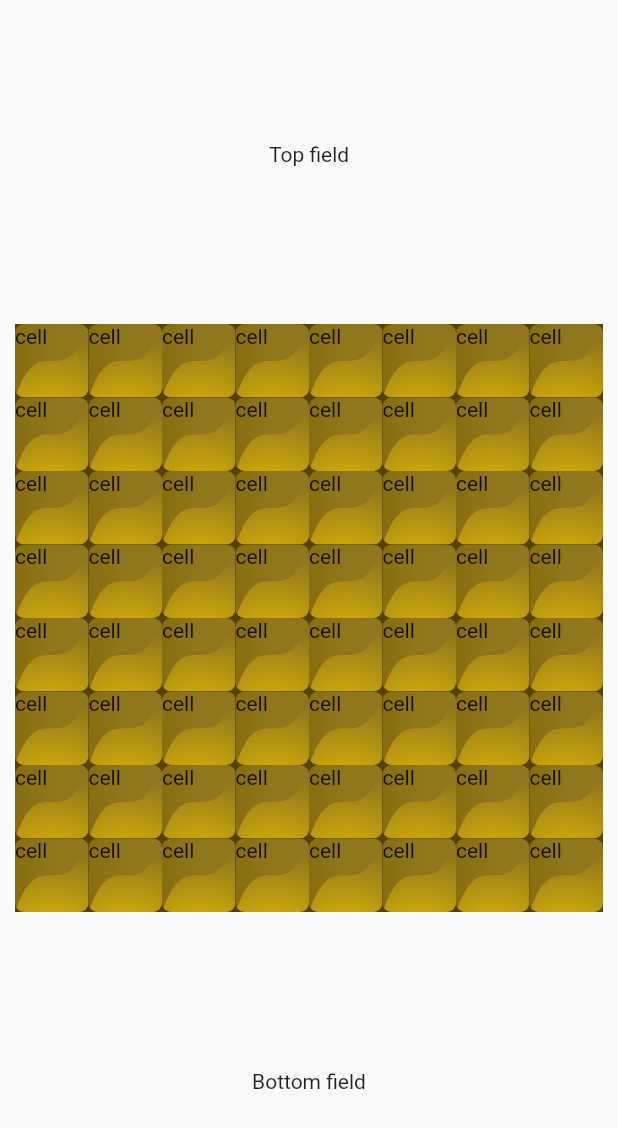
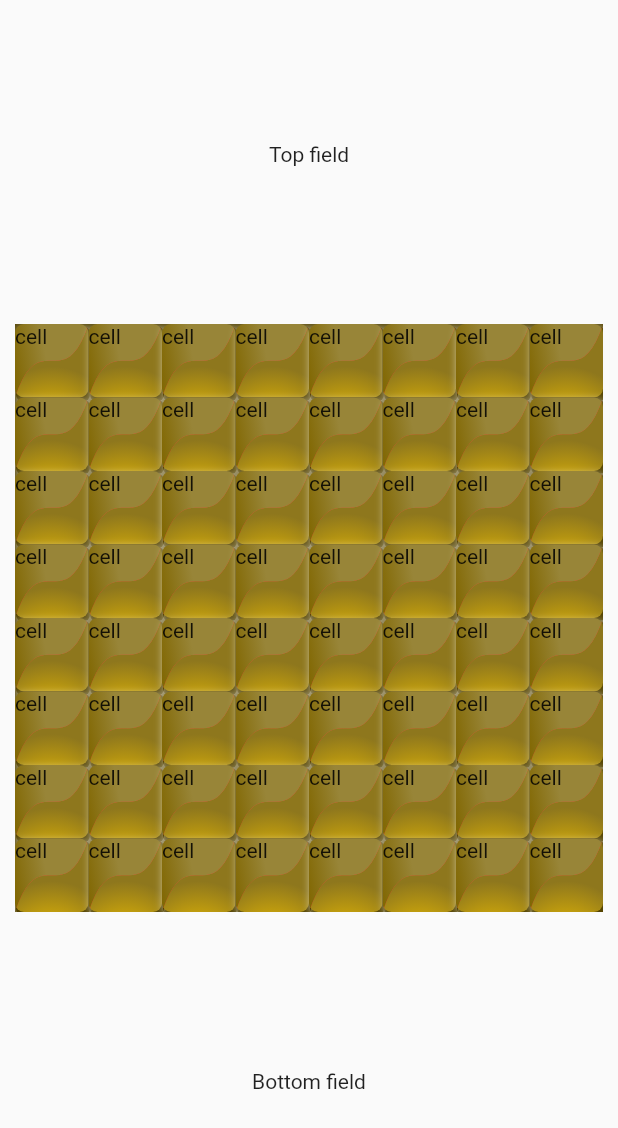
Before and after one commit to Anonymous747/chess_rps, a Flutter app: the screen it shows after launch, after a tap on "Normal Mode", on a phone screen of 412 x 824 dp. Shown: the top 1128 px of the screen. Run offline on Flutter 3.47's test engine with Material 2 defaults, Android fonts, the phone set to English and light mode, and no system bars.

Commit message:
Background for dark cell

```diff
--- a/lib/common/palette.dart
+++ b/lib/common/palette.dart
@@ -2,6 +2,7 @@ import 'package:flutter/material.dart';
 
 class Palette {
   static const yellow200 = Color(0xFFEFC000);
+  static const yellow300 = Color(0xFF988538);
   static const yellow400 = Color(0xFF8E771D);
   static const yellow500 = Color(0xFF806600);
   static const yellow800 = Color(0xFF806600);
--- a/lib/widget/cell_widget.dart
+++ b/lib/widget/cell_widget.dart
@@ -14,6 +14,14 @@ class CellWidget extends StatelessWidget {
     return Container(
       decoration: BoxDecoration(
           // color: isEven ? Colors.black38 : Colors.white12,
+          boxShadow: [
+            BoxShadow(
+              color: Colors.white.withOpacity(0.6),
+              blurRadius: 4,
+              blurStyle: BlurStyle.outer,
+              offset: const Offset(1, 2),
+            )
+          ],
           borderRadius: BorderRadius.circular(4)),
       child: ClipRRect(
         borderRadius: BorderRadius.circular(6),
--- a/lib/widget/custom/custom_gradient.dart
+++ b/lib/widget/custom/custom_gradient.dart
@@ -27,89 +27,46 @@ class CustomGradient extends CustomPainter {
 
     final radialGradient = RadialGradient(
       colors: const [Palette.yellow200, Palette.yellow400],
-      radius: side / 6,
+      radius: side / 8,
       center: Alignment.bottomCenter,
+      stops: const [0.1, 0.9],
     );
 
-    // final radialPaint = Paint()
-    //   ..shader = radialGradient.createShader(Rect.fromCenter(
-    //       center: Offset(side / 2, 0), width: side / 4, height: side / 4));
-    // canvas.drawPaint(radialPaint);
+    final bottomPath = Path()
+      ..addPath(path, const Offset(0, 0))
+      ..lineTo(side, side);
 
-    final gradient2 = LinearGradient(
-      colors: [Palette.yellow800, Palette.yellow400],
-      begin: Alignment.centerLeft,
-      end: Alignment.centerRight,
+    final bottomPaint = Paint()
+      ..shader = radialGradient.createShader(Rect.fromCenter(
+        center: Offset(side / 2, side),
+        width: side / 6,
+        height: side,
+      ));
+
+    canvas.drawPath(bottomPath, bottomPaint);
+
+    const topGradient = LinearGradient(
+      colors: [Palette.yellow500, Palette.yellow300],
+      begin: Alignment.bottomLeft,
+      end: Alignment.topRight,
+      stops: [0.5, 1],
     );
 
-    final path1 = Path();
-    path1.addPath(path, const Offset(0, 0));
-    path1.lineTo(side, side);
-
-    final paint1 = Paint()
-      ..shader = radialGradient.createShader(Rect.fromCenter(
-          center: Offset(side / 2, side), width: side / 6, height: side));
-
-    canvas.drawPath(path1, paint1);
-
-    final path2 = Path()
+    final topPath = Path()
       ..addPath(path, const Offset(0, 0))
       ..lineTo(0, 0);
 
-    final paint2 = Paint()
+    final topPaint = Paint()
       ..color = Palette.yellow400
-      ..shader = gradient2.createShader(
-          Rect.fromCenter(center: Offset(0, side), width: side, height: side));
+      ..shader = topGradient.createShader(
+        Rect.fromCenter(
+          center: Offset(0, side),
+          width: side,
+          height: side / 6,
+        ),
+      );
 
-    canvas.drawPath(path2, paint2);
-
-    // final radialPath = Path()..moveTo(side / 2, side);
-    // radialPath..moveTo(side / 2, side)..;
-
-    // canvas.drawPath(radialPath, radialPaint);
-
-    //   final path = Path();
-    //   path.addArc(
-    //     Rect.fromCenter(
-    //         center: Offset(side / 2, side), width: side, height: side),
-    //     math.pi,
-    //     math.pi / 2,
-    //   );
-    //
-    //   final gradient2 = LinearGradient(
-    //     colors: [Colors.black, Colors.yellow],
-    //     begin: Alignment.topLeft,
-    //     end: Alignment.bottomRight,
-    //   );
-    //
-    //   path.addArc(
-    //     Rect.fromCenter(center: Offset(side / 2, 0), width: side, height: side),
-    //     0,
-    //     math.pi / 2,
-    //   );
-    //
-    //   final paint = Paint()
-    //     ..strokeWidth = 1
-    //     ..style = PaintingStyle.stroke
-    //     ..color = Colors.red
-    //     ..shader = gradient2.createShader(
-    //         Rect.fromPoints(Offset(0, 0), Offset(size.width, size.height / 2)));
-    //
-    //   canvas.drawPath(path, paint);
-    //
-    //   final paint1 = Paint()
-    //     ..strokeWidth = 1
-    //     ..color = Colors.red
-    //     ..shader = gradient2.createShader(
-    //         Rect.fromPoints(Offset(0, 0), Offset(size.width, size.height / 2)));
-    //
-    //   canvas.drawArc(
-    //       Rect.fromCenter(
-    //           center: Offset(side / 2, side), width: side, height: side),
-    //       math.pi,
-    //       math.pi / 2,
-    //       false,
-    //       paint1);
+    canvas.drawPath(topPath, topPaint);
   }
 
   @override
```
